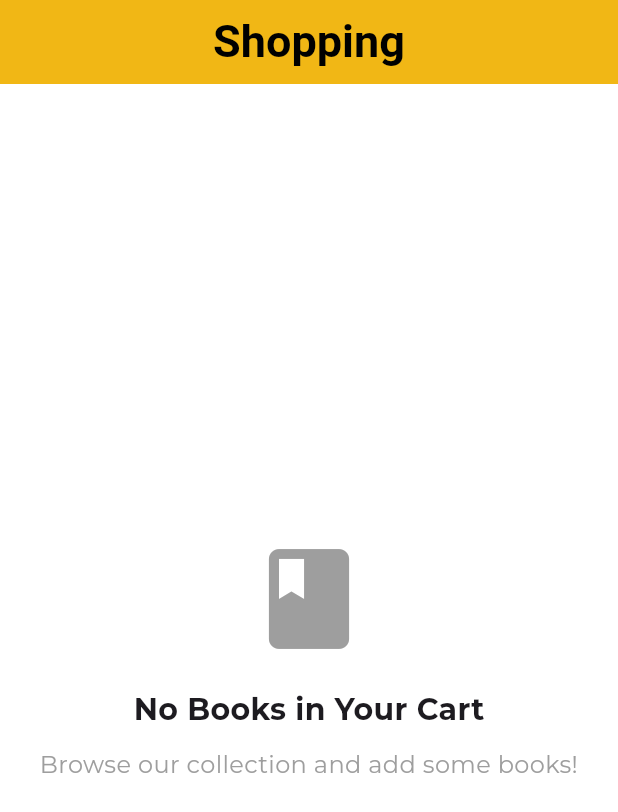
After one commit to Youssef-Ma7moud-Eid/Book_App, a Flutter app: the ShoppingView screen opened by its route, on a phone screen of 412 x 824 dp. The commit adds this screen. Shown: the top 812 px of the screen. Run offline on Flutter 3.47's test engine with Material 3 defaults, Android fonts, the phone set to English and light mode, and no system bars; our stand-ins replace cached_network_image, dartz, dio, equatable, firebase_auth, firebase_core and 12 more; accounts and stored records are empty.

Commit message:
add list books shopping

```diff
--- a/lib/Core/utilities/function/launch_url.dart
+++ b/lib/Core/utilities/function/launch_url.dart
@@ -1,4 +1,5 @@
 import 'package:book_app/Core/utilities/snak_bar.dart';
+import 'package:flutter/material.dart';
 import 'package:url_launcher/url_launcher.dart';
 
 Future<void> launchCustomUrl(context, String? url) async {
@@ -8,7 +9,8 @@ Future<void> launchCustomUrl(context, String? url) async {
     if (await canLaunchUrl(uri)) {
       await launchUrl(uri);
     } else {
-      showSnakBar(context, "Cantnot launch $url");
+
+      scaffoldmessenger(context: context, text: "Cantnot launch $url", color: Colors.green);
     }
   }
 }
--- a/lib/Features/Splash feature/presentation/views/widgets/sliding_text.dart
+++ b/lib/Features/Splash feature/presentation/views/widgets/sliding_text.dart
@@ -1,6 +1,5 @@
 import 'package:flutter/material.dart';
 
-import '../../../../../Core/utilities/constants.dart';
 
 class SlidingText extends StatelessWidget {
   const SlidingText({
--- a/lib/Features/home/data/models/book_model/book.model.dart
+++ b/lib/Features/home/data/models/book_model/book.model.dart
@@ -1,10 +1,9 @@
 import 'package:equatable/equatable.dart';
-
 import 'access_info.model.dart';
 import 'sale_info.model.dart';
 import 'volume_info.model.dart';
 
-class BookModel extends Equatable {
+class BookModel extends Equatable   {
   final String? kind;
   final String? id;
   final String? etag;
--- a/lib/Features/home/presentation/manager/add_shopping_cart_cubit.dart/add_shopping_cart_state.dart
+++ b/lib/Features/home/presentation/manager/add_shopping_cart_cubit.dart/add_shopping_cart_state.dart
@@ -1,11 +1,15 @@
 part of 'add_shopping_cart_cubit.dart';
 
-sealed class AddShoppingCartState extends Equatable {
+abstract class AddShoppingCartState extends Equatable {
   const AddShoppingCartState();
 
   @override
   List<Object> get props => [];
 }
 
- class AddShoppingCartInitial extends AddShoppingCartState {}
- class AddShoppingCartSuccess extends AddShoppingCartState {}
+class AddShoppingCartInitial extends AddShoppingCartState {}
+
+class AddShoppingCartSuccess extends AddShoppingCartState {
+ final Set<BookModel> list;
+  const AddShoppingCartSuccess({ required this.list});
+}
--- a/lib/Features/home/presentation/views/shooping_view.dart
+++ b/lib/Features/home/presentation/views/shooping_view.dart
@@ -1,11 +1,45 @@
-import 'package:book_app/Features/home/presentation/views/widgets/shopping_home_view.dart';
-import 'package:flutter/widgets.dart';
+import 'package:book_app/Core/utilities/styles.dart';
+import 'package:book_app/Features/home/data/models/book_model/book.model.dart';
+import 'package:book_app/Features/home/presentation/manager/add_shopping_cart_cubit.dart/add_shopping_cart_cubit.dart';
+import 'package:book_app/Features/home/presentation/views/widgets/books_body_cart.dart';
+import 'package:book_app/Features/home/presentation/views/widgets/no_books_view.dart';
+import 'package:flutter/material.dart';
+import 'package:flutter_bloc/flutter_bloc.dart';
 
 class ShoppingView extends StatelessWidget {
   const ShoppingView({super.key});
 
   @override
   Widget build(BuildContext context) {
-    return const ShoppingHomeView();
+    return Scaffold(
+      appBar: AppBar(
+        backgroundColor: Colors.amber,
+        centerTitle: true,
+        elevation: 4.0,
+        title: Text(
+          'Shopping',
+          style: Styles.textStyle30.copyWith(
+            fontWeight: FontWeight.bold,
+            color: Colors.black,
+          ),
+        ),
+      ),
+      body: BlocBuilder<AddShoppingCartCubit, AddShoppingCartState>(
+        builder: (context, state) {
+          if (state is AddShoppingCartSuccess) {
+            List<BookModel>list=state.list.toList();
+
+            return ListView.builder(
+              itemCount: list.length,
+              itemBuilder: (context, index) {
+                return BooksBodyCart(bookModel: list[index]); // Assuming BooksBodyCart takes a book object
+              },
+            );
+          } else {
+            return NoBooks(); // Show no books view if the cart is empty or in another state
+          }
+        },
+      ),
+    );
   }
 }
--- a/lib/Features/home/presentation/views/widgets/book_datails_view_body.dart
+++ b/lib/Features/home/presentation/views/widgets/book_datails_view_body.dart
@@ -14,7 +14,7 @@ class BookDatailsViewBody extends StatelessWidget {
       child: Column(
         mainAxisAlignment: MainAxisAlignment.start,
         children: [
-          CustomAppBarBookDetails(),
+          CustomAppBarBookDetails(model: bookModel),
           BookdetailsSection(
             bookModel: bookModel,
           ),
--- /dev/null
+++ b/lib/Features/home/presentation/views/widgets/no_books_view.dart
@@ -0,0 +1,45 @@
+import 'package:flutter/material.dart';
+
+class NoBooks extends StatelessWidget {
+  const NoBooks({super.key});
+
+  @override
+  Widget build(BuildContext context) {
+    return Center(
+      child: Padding(
+        padding: const EdgeInsets.all(20.0), // Add some padding around the content
+        child: Column(
+          mainAxisAlignment: MainAxisAlignment.center,
+          children: [
+            // Optional: An image or icon to indicate "no books"
+            Icon(
+              Icons.book, // Example icon, you can use any relevant image
+              size: 80,
+              color: Colors.grey,
+            ),
+            const SizedBox(height: 20), // Space between the icon and text
+            Text(
+              'No Books in Your Cart',
+              style: TextStyle(
+                fontSize: 20,
+                fontWeight: FontWeight.bold,
+
+              ),
+            ),
+            const SizedBox(height: 10), // Space between the message and button
+            Text(
+              'Browse our collection and add some books!',
+              textAlign: TextAlign.center,
+              style: TextStyle(
+                fontSize: 16,
+                color: Colors.grey,
+              ),
+            ),
+          // Space for aesthetics
+
+          ],
+        ),
+      ),
+    );
+  }
+}
--- a/lib/main.dart
+++ b/lib/main.dart
@@ -7,6 +7,7 @@ import 'package:book_app/Core/utilities/app_router.dart';
 import 'package:book_app/Core/utilities/helper/cache.dart';
 import 'package:book_app/Core/utilities/services_locator.dart';
 import 'package:book_app/Features/home/data/repos/home_repo_implent.dart';
+import 'package:book_app/Features/home/presentation/manager/add_shopping_cart_cubit.dart/add_shopping_cart_cubit.dart';
 import 'package:book_app/Features/home/presentation/manager/featured_books_cubit/featured_books_cubit.dart';
 import 'package:book_app/Features/home/presentation/manager/newest%20books%20cubit/newest_books_cubit.dart';
 import 'package:book_app/firebase_options.dart';
@@ -47,6 +48,9 @@ class BooklyApp extends StatelessWidget {
         BlocProvider(
           create: (context) => ThemeCubit(),
         ),
+         BlocProvider(
+          create: (context) => AddShoppingCartCubit(),
+        ),
         BlocProvider(
           create: (context) => Featuredbookcubit(
             getIt.get<HomeRepoImplent>(),
--- a/pubspec.yaml
+++ b/pubspec.yaml
@@ -45,6 +45,7 @@ dependencies:
   go_router: ^14.7.2
   google_fonts: ^6.2.1
   hive: ^2.2.3
+  hive_flutter: ^1.1.0
   image_picker: ^1.1.2
   path: ^1.9.0
   path_provider: ^2.1.5
@@ -55,6 +56,8 @@ dependencies:
   smooth_page_indicator: ^1.2.0+3
   url_launcher: ^6.3.1
 dev_dependencies:
+  hive_generator: ^2.0.1
+  build_runner: ^2.4.15
   flutter_lints: ^5.0.0
   flutter_test:
     sdk: flutter
```
Also changed, not shown: lib/Core/utilities/snak_bar.dart (+18 -3 lines), lib/Features/home/presentation/manager/add_shopping_cart_cubit.dart/add_shopping_cart_cubit.dart (+18 -0 lines), lib/Features/home/presentation/views/widgets/books_body_cart.dart (added, +111 -0 lines), lib/Features/home/presentation/views/widgets/custom_app_bar_book_details.dart (+9 -4 lines), lib/Features/home/presentation/views/widgets/custom_drawer.dart (+12 -8 lines), lib/Features/home/presentation/views/widgets/shopping_home_view.dart (+11 -2 lines), pubspec.lock.
